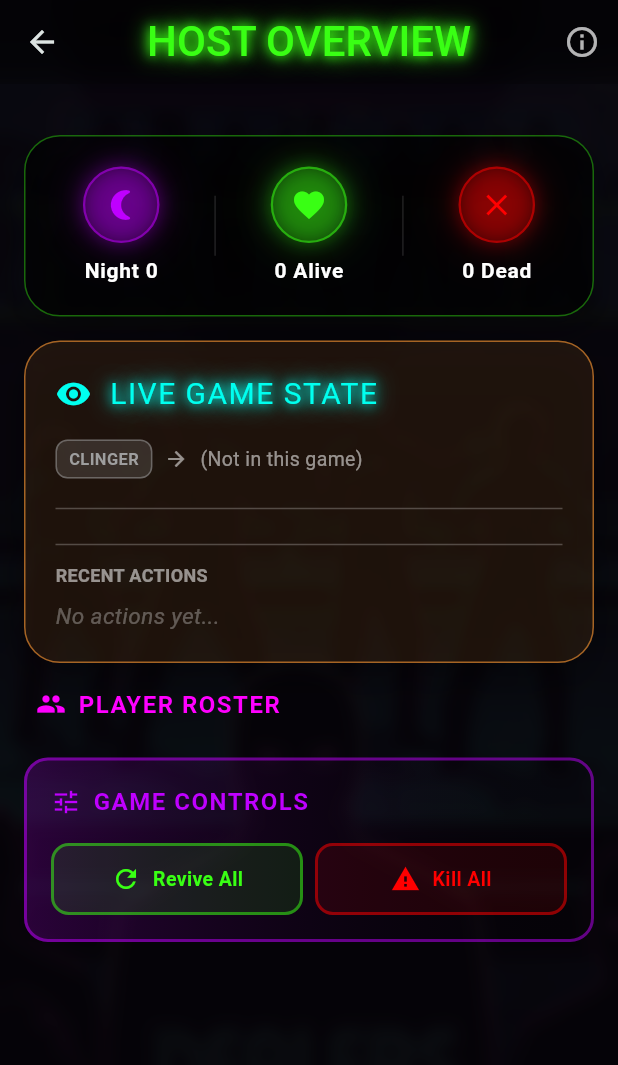
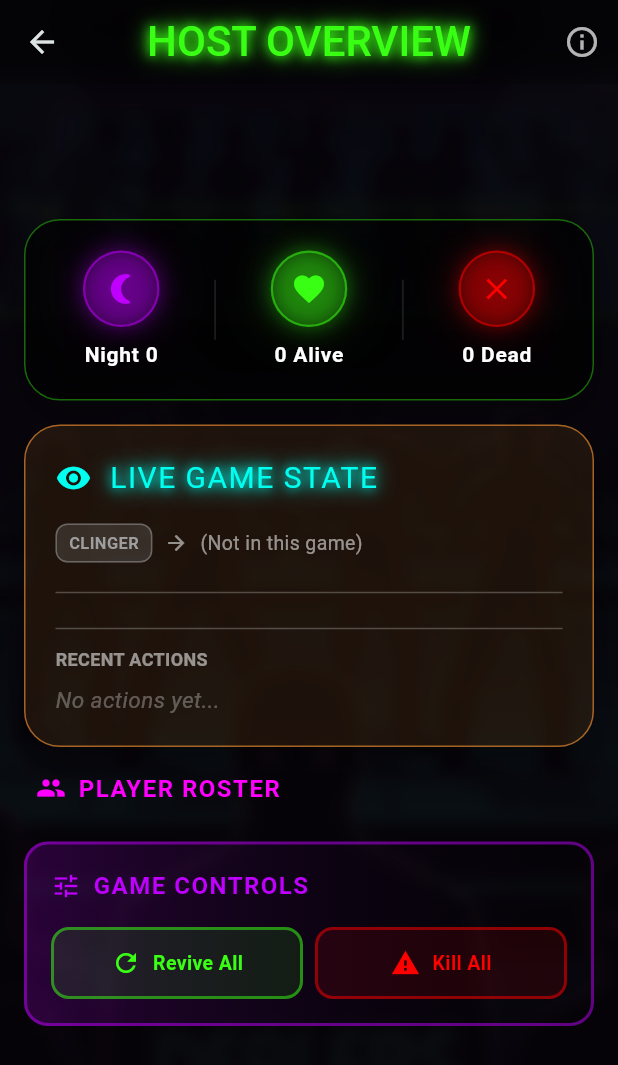
Before and after one commit to kimroutley/Club-Blackout-3, a Flutter app: the screen it shows after launch, in the side drawer, after a tap on "Host Overview", on a phone screen of 412 x 824 dp. Shown: the top 1065 px of the screen. Run offline on Flutter 3.47's test engine with Material 3 defaults, Android fonts, the phone set to English and light mode, and no system bars; drawn by our look-alikes of dynamic_color; our stand-ins replace audioplayers, shared_preferences; Roboto replaces fonts that are missing (Hyperwave).

Commit message:
Add SafeArea to all remaining screens for proper edge-to-edge layout
Co-authored-by: kimroutley <253028665+kimroutley@users.noreply.github.com>

```diff
--- a/lib/ui/screens/guides_screen.dart
+++ b/lib/ui/screens/guides_screen.dart
@@ -26,8 +26,9 @@ class GuidesScreen extends StatelessWidget {
             ),
           ),
 
-          Column(
-            children: [
+          SafeArea(
+            child: Column(
+              children: [
               // TabBar at the top of the content area
               Container(
                 margin: const EdgeInsets.only(
@@ -72,6 +73,7 @@ class GuidesScreen extends StatelessWidget {
                 ),
               ),
             ],
+          ),
           ),
         ],
       ),
--- a/lib/ui/screens/host_overview_screen.dart
+++ b/lib/ui/screens/host_overview_screen.dart
@@ -131,11 +131,12 @@ class _HostOverviewScreenState extends State<HostOverviewScreen> {
           ),
 
           // Content
-          ClubBlackoutTheme.centeredConstrained(
-            maxWidth: 820,
-            child: ListView(
-              padding: const EdgeInsets.fromLTRB(16, 90, 16, 40),
-              children: [
+          SafeArea(
+            child: ClubBlackoutTheme.centeredConstrained(
+              maxWidth: 820,
+              child: ListView(
+                padding: const EdgeInsets.fromLTRB(16, 90, 16, 40),
+                children: [
                 // Game Stats
                 _buildGameStats(alivePlayers, deadPlayers),
                 const SizedBox(height: 16),
@@ -152,6 +153,7 @@ class _HostOverviewScreenState extends State<HostOverviewScreen> {
                 _buildGameControls(),
               ],
             ),
+          ),
           ),
         ],
       ),
--- a/lib/ui/screens/rumour_mill_screen.dart
+++ b/lib/ui/screens/rumour_mill_screen.dart
@@ -62,8 +62,9 @@ class _RumourMillScreenState extends State<RumourMillScreen> with SingleTickerPr
             ),
 
             // Content
-            CustomScrollView(
-              slivers: [
+            SafeArea(
+              child: CustomScrollView(
+                slivers: [
                 SliverAppBar(
                   backgroundColor: Colors.transparent,
                   surfaceTintColor: Colors.transparent,
@@ -121,6 +122,7 @@ class _RumourMillScreenState extends State<RumourMillScreen> with SingleTickerPr
                   ),
                 ),
               ],
+            ),
             ),
           ],
         ),
```
Also changed, not shown: lib/ui/screens/character_cards_screen.dart (+7 -5 lines), lib/ui/screens/gallery_screen.dart (+5 -3 lines), lib/ui/screens/player_guide_screen.dart (+7 -5 lines).
